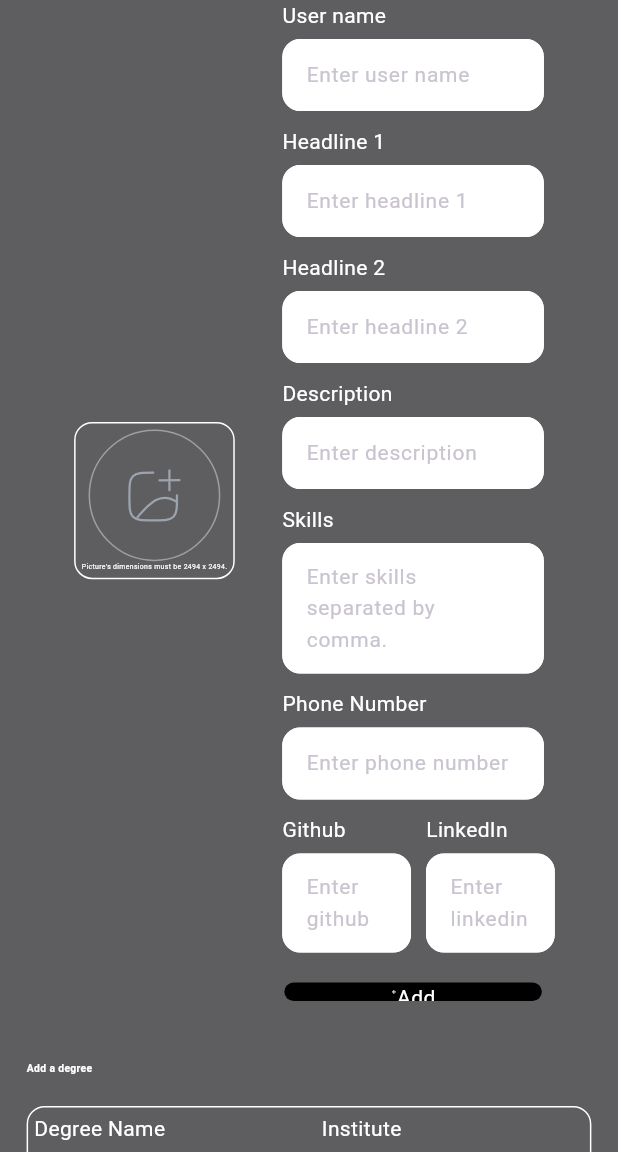
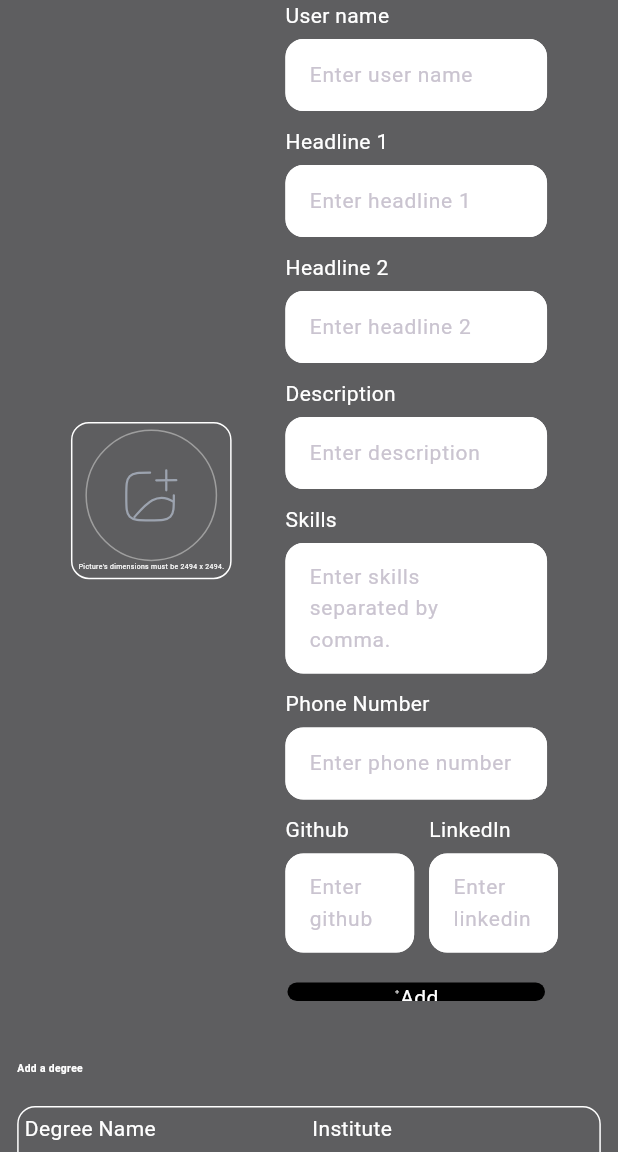
Before and after one commit to umairliaqat33/umair_flutter_portfolio_web_app, a Flutter app: the PortfolioDetailsScreen screen opened directly, on a phone screen of 412 x 824 dp, the part 84-1236 px from its top. Run offline on Flutter 3.47's test engine with Material 3 defaults, Android fonts, the phone set to English and light mode, and no system bars; our stand-ins replace carousel_slider, equatable, file_picker, firebase_core, flutter_bloc, flutter_screenutil and 5 more; missing offline and left inert: universal_html; accounts and stored records are empty; project files that could hold a hidden picture were left out.

Commit message:
reduced padding on both sides of screen

```diff
--- a/lib/ui/home/components/about_me.dart
+++ b/lib/ui/home/components/about_me.dart
@@ -3,6 +3,7 @@
 import 'package:umair_liaqat/models/user_model.dart';
 import 'package:umair_liaqat/ui/widgets/common_widgets/my_photo.dart';
 import 'package:umair_liaqat/utils/app_extensions.dart';
+import 'package:umair_liaqat/utils/app_sizes.dart';
 import 'package:umair_liaqat/utils/app_strings.dart';
 import 'package:umair_liaqat/utils/app_theme.dart';
 import 'package:universal_html/html.dart' as html;
@@ -119,7 +120,7 @@
         );
       } else {
         return Padding(
-          padding: EdgeInsets.symmetric(horizontal: context.width * 0.05),
+          padding: AppSizes.appPadding(context),
           child: Row(
             mainAxisAlignment: MainAxisAlignment.spaceAround,
             children: [
--- a/lib/ui/home/components/contact_me.dart
+++ b/lib/ui/home/components/contact_me.dart
@@ -3,6 +3,7 @@
 import 'package:umair_liaqat/models/user_model.dart';
 import 'package:umair_liaqat/ui/login_screen/login_screen.dart';
 import 'package:umair_liaqat/utils/app_extensions.dart';
+import 'package:umair_liaqat/utils/app_sizes.dart';
 import 'package:umair_liaqat/utils/app_strings.dart';
 import 'package:umair_liaqat/utils/app_theme.dart';
 import 'package:umair_liaqat/ui/widgets/common_widgets/contact_form.dart';
@@ -34,7 +35,7 @@
             constraints.maxWidth < 600; // Adjust layout based on screen width
 
         return Padding(
-          padding: EdgeInsets.symmetric(horizontal: context.width * 0.05),
+          padding: AppSizes.appPadding(context),
           child: Column(
             crossAxisAlignment: CrossAxisAlignment.start,
             children: [
--- a/lib/ui/home/components/education_part.dart
+++ b/lib/ui/home/components/education_part.dart
@@ -1,7 +1,7 @@
 import 'package:flutter/material.dart';
 import 'package:umair_liaqat/models/qualification_model.dart';
 import 'package:umair_liaqat/ui/portfolio_details/components/education_section.dart';
-import 'package:umair_liaqat/utils/app_extensions.dart';
+import 'package:umair_liaqat/utils/app_sizes.dart';
 import 'package:umair_liaqat/utils/app_strings.dart';
 import 'package:umair_liaqat/utils/app_theme.dart';
 
@@ -15,7 +15,7 @@
   @override
   Widget build(BuildContext context) {
     return Padding(
-      padding: EdgeInsets.symmetric(horizontal: context.width * 0.05),
+      padding: AppSizes.appPadding(context),
       child: Column(
         crossAxisAlignment: CrossAxisAlignment.start,
         children: [
--- a/lib/ui/home/components/featured_projects.dart
+++ b/lib/ui/home/components/featured_projects.dart
@@ -5,7 +5,6 @@
 import 'package:umair_liaqat/models/project_model.dart';
 import 'package:umair_liaqat/ui/widgets/image_widgets/custom_image_widget.dart';
 import 'package:umair_liaqat/utils/app_enum.dart';
-import 'package:umair_liaqat/utils/app_extensions.dart';
 import 'package:umair_liaqat/utils/app_sizes.dart';
 import 'package:umair_liaqat/utils/app_strings.dart';
 import 'package:umair_liaqat/utils/app_theme.dart';
@@ -31,7 +30,7 @@
   Widget build(BuildContext context) {
     final textTheme = Theme.of(context).textTheme;
     return Padding(
-      padding: EdgeInsets.symmetric(horizontal: context.width * 0.05),
+      padding: AppSizes.appPadding(context),
       child: Column(
         crossAxisAlignment: CrossAxisAlignment.start,
         children: [
--- a/lib/ui/home/components/work_history_part.dart
+++ b/lib/ui/home/components/work_history_part.dart
@@ -1,7 +1,7 @@
 import 'package:flutter/material.dart';
 import 'package:umair_liaqat/models/job_history.dart';
 import 'package:umair_liaqat/ui/portfolio_details/components/job_details_section.dart';
-import 'package:umair_liaqat/utils/app_extensions.dart';
+import 'package:umair_liaqat/utils/app_sizes.dart';
 import 'package:umair_liaqat/utils/app_strings.dart';
 import 'package:umair_liaqat/utils/app_theme.dart';
 
@@ -15,7 +15,7 @@
   @override
   Widget build(BuildContext context) {
     return Padding(
-      padding: EdgeInsets.symmetric(horizontal: context.width * 0.05),
+      padding: AppSizes.appPadding(context),
       child: Column(
         crossAxisAlignment: CrossAxisAlignment.start,
         children: [
--- a/lib/ui/home/home_screen.dart
+++ b/lib/ui/home/home_screen.dart
@@ -210,8 +210,7 @@
                                       ),
                                       SizedBox(height: context.height * 0.02),
                                       Container(
-                                        padding: EdgeInsets.symmetric(
-                                            horizontal: context.width * 0.05),
+                                        padding: AppSizes.appPadding(context),
                                         height: 60,
                                         child: Container(
                                           decoration: BoxDecoration(
--- a/lib/utils/app_sizes.dart
+++ b/lib/utils/app_sizes.dart
@@ -98,21 +98,13 @@
     DeviceState state = getDeviceState(context);
     switch (state) {
       case DeviceState.phoneLandscape:
-        return EdgeInsets.symmetric(
-          horizontal: 62.w,
-        );
+        return EdgeInsets.symmetric(horizontal: 40.w);
       case DeviceState.tabletLandscape:
-        return EdgeInsets.symmetric(
-          horizontal: 62.w,
-        );
+        return EdgeInsets.symmetric(horizontal: 30.w);
       case DeviceState.tabletPortrait:
-        return EdgeInsets.symmetric(
-          horizontal: 62.w,
-        );
+        return EdgeInsets.symmetric(horizontal: 30.w);
       case DeviceState.phonePortrait:
-        return EdgeInsets.symmetric(
-          horizontal: 62.w,
-        );
+        return EdgeInsets.symmetric(horizontal: 40.w);
     }
   }
 }
```
Also changed, not shown: 1 other file.
